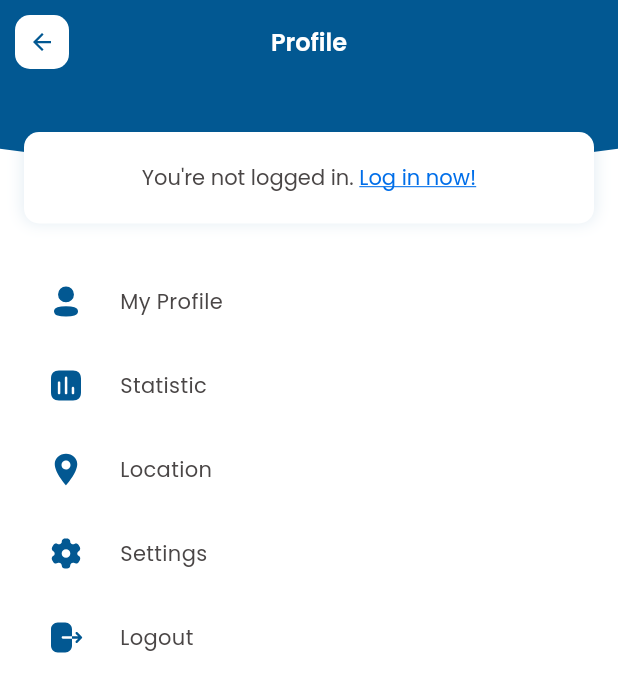
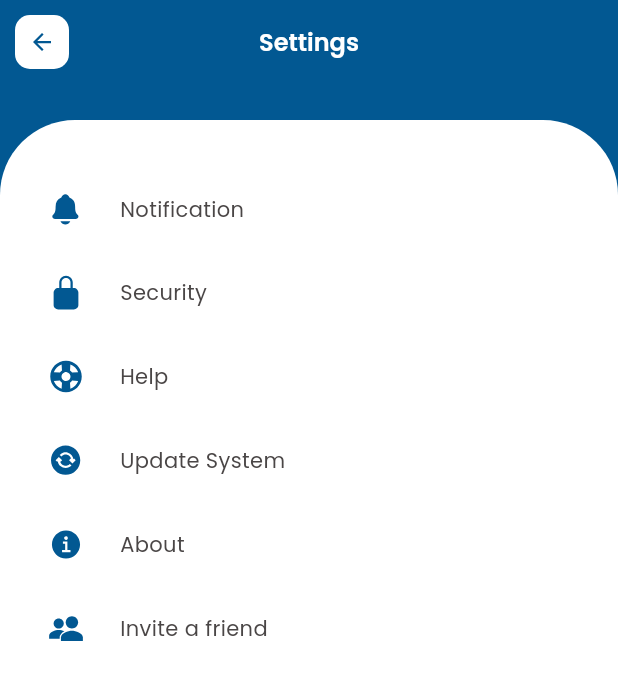
Before and after one commit to phamvanducdev/TodoApp, a Flutter app: the ProfileScreen screen opened by its route, after a tap on "Settings", on a phone screen of 412 x 824 dp. Shown: the top 692 px of the screen. Run offline on Flutter 3.47's test engine with Material 3 defaults, Android fonts, the phone set to English and light mode, and no system bars; drawn by our look-alikes of keyboard_dismisser; our stand-ins replace flutter_svg, get_it, go_router, image_picker, rxdart, shared_preferences; accounts and stored records are empty.

Commit message:
Add Settings Page

```diff
--- a/lib/config/app_assets.dart
+++ b/lib/config/app_assets.dart
@@ -22,6 +22,12 @@ class AppAssets {
   static String iconChart = 'assets/icons/ic_chart.svg';
   static String iconLogout = 'assets/icons/ic_logout.svg';
   static String iconEdit = 'assets/icons/ic_edit.svg';
+  static String iconNotification = 'assets/icons/ic_notifications.svg';
+  static String iconSecurity = 'assets/icons/ic_security.svg';
+  static String iconHelp = 'assets/icons/ic_help.svg';
+  static String iconUpdateSystem = 'assets/icons/ic_update_system.svg';
+  static String iconAbout = 'assets/icons/ic_about.svg';
+  static String iconInvite = 'assets/icons/ic_invite.svg';
 
   /// Backgrounds
   static String bgPriorityTaskCard = 'assets/images/bg_priority_task_card.svg';
--- a/lib/config/app_router.dart
+++ b/lib/config/app_router.dart
@@ -4,6 +4,7 @@ import 'package:todo_plugin/data/models/task.dart';
 import 'package:todo_plugin/presentation/screens/add_task/add_task_screen.dart';
 import 'package:todo_plugin/presentation/screens/home/home_screen.dart';
 import 'package:todo_plugin/presentation/screens/profile/profile_screen.dart';
+import 'package:todo_plugin/presentation/screens/settings/settings_screen.dart';
 import 'package:todo_plugin/presentation/screens/statistic/statistic_screen.dart';
 import 'package:todo_plugin/presentation/screens/task_details/task_details_screen.dart';
 import 'package:todo_plugin/presentation/screens/update_profile/update_profile_screen.dart';
@@ -48,6 +49,12 @@ class AppRouter {
               return const StatisticScreen();
             },
           ),
+          GoRoute(
+            path: 'settings',
+            builder: (BuildContext context, GoRouterState state) {
+              return const SettingsScreen();
+            },
+          ),
         ],
       ),
     ],
--- a/lib/presentation/screens/home/widgets/home_floating_button.dart
+++ b/lib/presentation/screens/home/widgets/home_floating_button.dart
@@ -20,10 +20,7 @@ class HomeFloatingButton extends StatelessWidget {
         decoration: const BoxDecoration(
           shape: BoxShape.circle,
           gradient: LinearGradient(
-            colors: [
-              Color(0xFF025892),
-              Color(0xFFD31249),
-            ],
+            colors: [Color(0xFF025892), Color(0xFFD31249)],
             begin: Alignment.centerLeft,
             end: Alignment.centerRight,
           ),
--- a/lib/presentation/screens/profile/profile_screen.dart
+++ b/lib/presentation/screens/profile/profile_screen.dart
@@ -1,6 +1,5 @@
 import 'package:flutter/material.dart';
 import 'package:go_router/go_router.dart';
-import 'package:keyboard_dismisser/keyboard_dismisser.dart';
 import 'package:todo_plugin/data/models/task.dart';
 import 'package:todo_plugin/domain/usecases/task/get_tasks_usecase.dart';
 import 'package:todo_plugin/domain/usecases/user/get_user_info_usecase.dart';
@@ -45,8 +44,7 @@ class _ProfileScreenState extends State<ProfileScreen> {
 
   @override
   Widget build(BuildContext context) {
-    return KeyboardDismisser(
-      child: Scaffold(
+    return Scaffold(
       backgroundColor: Colors.white,
       appBar: const BaseAppBar(title: 'Profile'),
       body: SafeArea(
@@ -101,7 +99,7 @@ class _ProfileScreenState extends State<ProfileScreen> {
                         SettingMenuItem(
                           icon: AppAssets.iconSetting,
                           title: 'Settings',
-                            onPressed: () {},
+                          onPressed: () => context.push('/settings'),
                         ),
                         SettingMenuItem(
                           icon: AppAssets.iconLogout,
@@ -117,7 +115,6 @@ class _ProfileScreenState extends State<ProfileScreen> {
           ],
         ),
       ),
-      ),
     );
   }
 }
--- /dev/null
+++ b/lib/presentation/screens/settings/settings_screen.dart
@@ -0,0 +1,94 @@
+import 'package:flutter/material.dart';
+import 'package:todo_plugin/config/app_assets.dart';
+import 'package:todo_plugin/config/app_colors.dart';
+import 'package:todo_plugin/presentation/screens/profile/widgets/setting_menu_item.dart';
+import 'package:todo_plugin/presentation/widgets/base_app_bar.dart';
+
+class SettingsScreen extends StatefulWidget {
+  const SettingsScreen({super.key});
+
+  @override
+  State<SettingsScreen> createState() => _SettingsScreenState();
+}
+
+class _SettingsScreenState extends State<SettingsScreen> {
+  @override
+  Widget build(BuildContext context) {
+    return Scaffold(
+      backgroundColor: Colors.white,
+      appBar: const BaseAppBar(title: 'Settings'),
+      body: SafeArea(
+        child: Stack(
+          children: [
+            Container(color: AppColors.brandColor),
+            SingleChildScrollView(
+              physics: const ClampingScrollPhysics(),
+              child: Column(
+                children: [
+                  const SizedBox(height: 24),
+                  Container(
+                    constraints: BoxConstraints(minHeight: MediaQuery.of(context).size.height),
+                    decoration: const BoxDecoration(
+                      color: Colors.white,
+                      borderRadius: BorderRadius.vertical(top: Radius.circular(50)),
+                    ),
+                    child: Padding(
+                      padding: const EdgeInsets.symmetric(vertical: 32),
+                      child: Column(
+                        crossAxisAlignment: CrossAxisAlignment.stretch,
+                        children: [
+                          SettingMenuItem(
+                            icon: AppAssets.iconNotification,
+                            title: 'Notification',
+                            onPressed: () {
+                              // TODO: implement
+                            },
+                          ),
+                          SettingMenuItem(
+                            icon: AppAssets.iconSecurity,
+                            title: 'Security',
+                            onPressed: () {
+                              // TODO: implement
+                            },
+                          ),
+                          SettingMenuItem(
+                            icon: AppAssets.iconHelp,
+                            title: 'Help',
+                            onPressed: () {
+                              // TODO: implement
+                            },
+                          ),
+                          SettingMenuItem(
+                            icon: AppAssets.iconUpdateSystem,
+                            title: 'Update System',
+                            onPressed: () {
+                              // TODO: implement
+                            },
+                          ),
+                          SettingMenuItem(
+                            icon: AppAssets.iconAbout,
+                            title: 'About',
+                            onPressed: () {
+                              // TODO: implement
+                            },
+                          ),
+                          SettingMenuItem(
+                            icon: AppAssets.iconInvite,
+                            title: 'Invite a friend',
+                            onPressed: () {
+                              // TODO: implement
+                            },
+                          ),
+                        ],
+                      ),
+                    ),
+                  ),
+                ],
+              ),
+            ),
+          ],
+        ),
+      ),
+    );
+  }
+}
--- a/lib/presentation/screens/task_list/widgets/task_list_app_bar.dart
+++ b/lib/presentation/screens/task_list/widgets/task_list_app_bar.dart
@@ -55,8 +55,12 @@ class TaskListAppBar extends StatelessWidget implements PreferredSizeWidget {
           icon: Container(
             padding: const EdgeInsets.symmetric(vertical: 8, horizontal: 8),
             decoration: BoxDecoration(
-              color: AppColors.subBrandColor,
               borderRadius: BorderRadius.circular(8),
+              gradient: const LinearGradient(
+                colors: [Color(0xFF006EE9), Color(0xFF105CDB)],
+                begin: Alignment.centerLeft,
+                end: Alignment.centerRight,
+              ),
             ),
             child: Row(
               children: [
--- a/lib/presentation/screens/task_list/widgets/task_list_calendar_tab_bar.dart
+++ b/lib/presentation/screens/task_list/widgets/task_list_calendar_tab_bar.dart
@@ -106,7 +106,11 @@ class _TaskListCalendarTabBarState extends State<TaskListCalendarTabBar> with Ti
       height: selected ? itemSelectedHeight : itemUnSelectedHeight,
       margin: const EdgeInsets.symmetric(horizontal: 4),
       decoration: BoxDecoration(
-        color: selected ? AppColors.subBrandColor : const Color(0xFFEBF2FF),
+        gradient: LinearGradient(
+          colors: selected ? const [Color(0xFF006EE9), Color(0xFF105CDB)] : const [Color(0xFFEBF2FF), Color(0xFFEBF2FF)],
+          begin: Alignment.centerLeft,
+          end: Alignment.centerRight,
+        ),
         borderRadius: BorderRadius.circular(10),
       ),
       alignment: Alignment.center,
```
Also changed, not shown: assets/icons/ic_about.svg (added), assets/icons/ic_help.svg (added), assets/icons/ic_invite.svg (added), assets/icons/ic_notifications.svg (added), assets/icons/ic_security.svg (added), assets/icons/ic_update_system.svg (added). Lines whose indentation alone changed are shown as unchanged.
